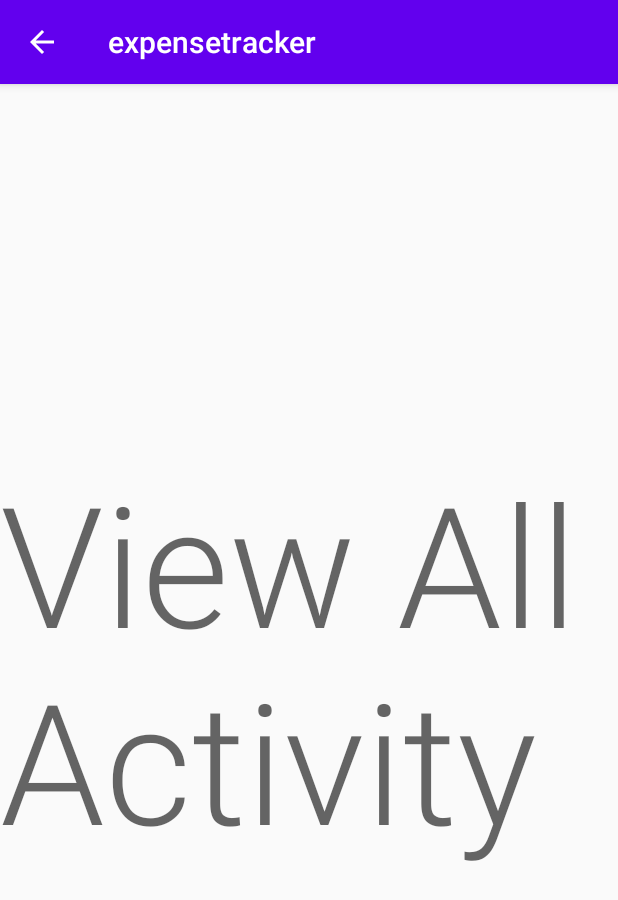
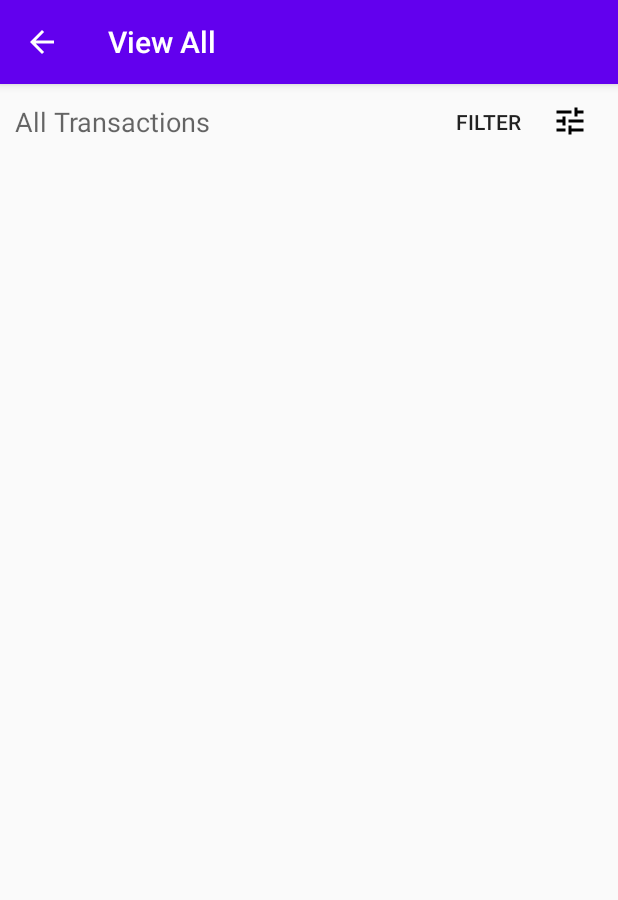
Before and after one commit to Suthar-Naresh/Android-Project, an Android app: the screen it shows after launch (ViewAllActivity), after a tap on "VIEW ALL", on a phone screen of 412 x 824 dp. Shown: the top 900 px of the screen. Run offline under Robolectric (Android 15) with nearby library versions, the phone set to English and light mode, and no system bars.

Commit message:
Added filter icon button

```diff
--- a/app/src/main/java/com/mad/expensetracker/MainActivity.java
+++ b/app/src/main/java/com/mad/expensetracker/MainActivity.java
@@ -20,7 +20,7 @@ public class MainActivity extends AppCompatActivity implements BottomNavigationV
 //        This should be after setOnNavigationItemSelectedListener...
 //        bottomNavigationView.setSelectedItemId(R.id.bottom_navigation_add_new_expense);
         bottomNavigationView.setOnNavigationItemSelectedListener(this);
-        bottomNavigationView.setSelectedItemId(R.id.bottom_navigation_add_new_expense);
+        bottomNavigationView.setSelectedItemId(R.id.bottom_navigation_home);
     }
 
     HomeFragment homeFragment = new HomeFragment();
--- a/app/src/main/java/com/mad/expensetracker/ViewAllActivity.java
+++ b/app/src/main/java/com/mad/expensetracker/ViewAllActivity.java
@@ -1,13 +1,32 @@
 package com.mad.expensetracker;
 
+import android.support.annotation.NonNull;
 import android.support.v7.app.AppCompatActivity;
 import android.os.Bundle;
+import android.view.MenuItem;
+import android.view.View;
+import android.widget.Button;
+import android.widget.ImageButton;
+import android.widget.Toast;
 
 public class ViewAllActivity extends AppCompatActivity {
+
+    Button imageButton;
 
     @Override
     protected void onCreate(Bundle savedInstanceState) {
         super.onCreate(savedInstanceState);
         setContentView(R.layout.activity_view_all);
+
+        getSupportActionBar().setTitle("View All");
+
+        imageButton = (Button) findViewById(R.id.iconButton);
+
+        imageButton.setOnClickListener(new View.OnClickListener() {
+            @Override
+            public void onClick(View v) {
+                Toast.makeText(getApplicationContext(),"Click",Toast.LENGTH_LONG).show();
+            }
+        });
     }
 }
--- /dev/null
+++ b/app/src/main/res/drawable/icon_tune.xml
@@ -0,0 +1,5 @@
+<vector android:height="24dp" android:tint="#000000"
+    android:viewportHeight="24" android:viewportWidth="24"
+    android:width="24dp" xmlns:android="http://schemas.android.com/apk/res/android">
+    <path android:fillColor="@android:color/white" android:pathData="M3,17v2h6v-2L3,17zM3,5v2h10L13,5L3,5zM13,21v-2h8v-2h-8v-2h-2v6h2zM7,9v2L3,11v2h4v2h2L9,9L7,9zM21,13v-2L11,11v2h10zM15,9h2L17,7h4L21,5h-4L17,3h-2v6z"/>
+</vector>
--- a/app/src/main/res/layout/activity_view_all.xml
+++ b/app/src/main/res/layout/activity_view_all.xml
@@ -6,14 +6,35 @@
     android:layout_height="match_parent"
     tools:context=".ViewAllActivity">
 
-    <TextView
-        android:id="@+id/textView"
-        android:layout_width="wrap_content"
-        android:layout_height="wrap_content"
-        android:text="View All Activity"
-        android:textAppearance="@style/TextAppearance.AppCompat.Display4"
-        app:layout_constraintBottom_toBottomOf="parent"
+    <LinearLayout
+        android:layout_width="match_parent"
+        android:layout_height="50dp"
+        android:gravity="center"
+        android:orientation="horizontal"
+        android:padding="10dp"
         app:layout_constraintEnd_toEndOf="parent"
         app:layout_constraintStart_toStartOf="parent"
-        app:layout_constraintTop_toTopOf="parent" />
+        app:layout_constraintTop_toTopOf="parent">
+
+        <TextView
+            android:id="@+id/textAllTxn"
+            android:layout_width="wrap_content"
+            android:layout_height="wrap_content"
+            android:layout_weight="1"
+            android:text="All Transactions"
+            android:textAppearance="@style/TextAppearance.AppCompat.Medium" />
+
+        <Button
+            android:id="@+id/iconButton"
+            android:layout_width="wrap_content"
+            android:layout_height="wrap_content"
+            android:layout_marginEnd="10dp"
+            android:layout_marginRight="10dp"
+            android:background="@android:color/transparent"
+            android:drawableRight="@drawable/icon_tune"
+            android:gravity="left|center_vertical"
+            android:text="Filter " />
+
+    </LinearLayout>
+
 </android.support.constraint.ConstraintLayout>
--- a/app/src/main/res/values/themes.xml
+++ b/app/src/main/res/values/themes.xml
@@ -7,4 +7,9 @@
         <item name="colorAccent">@color/teal_200</item>
         <!-- Customize your theme here. -->
     </style>
+
+    <style name="Theme.Expensetracker.NoActionBar">
+        <item name="windowActionBar">true</item>
+        <item name="windowNoTitle">true</item>
+    </style>
 </resources>
```
